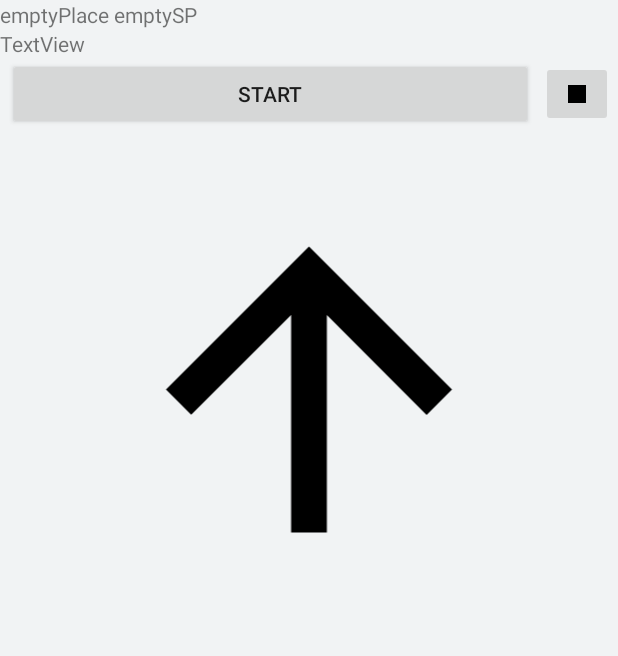
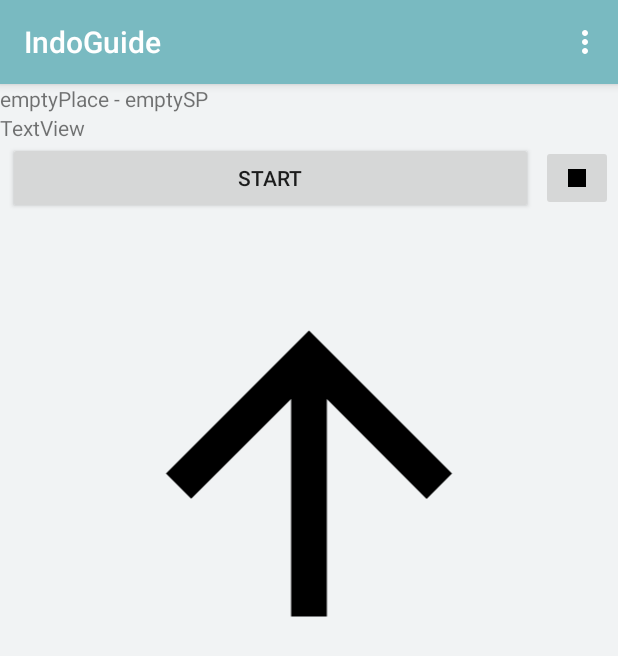
Before and after one commit to saumyaprakash30/Voice-assisting-Tourist-Guide, an Android app: the MainActivity screen opened directly, with no data from a screen before it, on a phone screen of 412 x 824 dp. Shown: the top 656 px of the screen. Run offline under Robolectric (Android 15) with nearby library versions, the phone set to English and light mode, and no system bars.

Commit message:
change place action menu in main Activity

```diff
--- a/app/src/main/java/com/example/indoguide/MainActivity.java
+++ b/app/src/main/java/com/example/indoguide/MainActivity.java
@@ -1,10 +1,14 @@
 package com.example.indoguide;
 
+import androidx.appcompat.app.ActionBar;
 import androidx.appcompat.app.AppCompatActivity;
 
 import android.content.Intent;
 import android.content.SharedPreferences;
+import android.content.pm.ActivityInfo;
 import android.os.Bundle;
+import android.view.Menu;
+import android.view.MenuItem;
 import android.view.View;
 import android.widget.TextView;
 import android.widget.Toast;
@@ -13,23 +17,67 @@ public class MainActivity extends AppCompatActivity {
 
     public static final String PLACE_SELECTED = "com.example.IndoGuide.placeName";
     private TextView tvstep ;
+    String place,startPt;
+
+    @Override
+    public boolean onCreateOptionsMenu(Menu menu) {
+        getMenuInflater().inflate(R.menu.main,menu);
+
+        return super.onCreateOptionsMenu(menu);
+    }
+
+    @Override
+    protected void onResume() {
+        super.onResume();
+        SharedPreferences pref = getSharedPreferences(PLACE_SELECTED,MODE_PRIVATE);
+        place =  pref.getString("place","emptyPlace");
+        startPt = pref.getString("startpoint","emptySP");
+        tvstep.setText(place+" - "+startPt);
+
+    }
+
     @Override
     protected void onCreate(Bundle savedInstanceState) {
         super.onCreate(savedInstanceState);
         setContentView(R.layout.activity_main);
+        setRequestedOrientation(ActivityInfo.SCREEN_ORIENTATION_PORTRAIT);
         this.setTitle("IndoGuide");
-        this.setTitle("Select Place");
+//        getSupportActionBar().hide();
+        // action bar
+        ActionBar actionBar = getSupportActionBar();
+
+
         tvstep =  findViewById(R.id.tvStep);
 
-        Intent homeScreen = new Intent(this,com.example.indoguide.selectionScreen.class);
-        startActivity(homeScreen);
-        getSupportActionBar().hide();
         SharedPreferences pref = getSharedPreferences(PLACE_SELECTED,MODE_PRIVATE);
-        String place =  pref.getString("place","emptyPlace");
-        String startPt = pref.getString("startpoint","emptySP");
-        Toast.makeText(this, place+" "+startPt, Toast.LENGTH_SHORT).show();
-        tvstep.setText(place+" "+startPt);
+         place =  pref.getString("place","emptyPlace");
+         startPt = pref.getString("startpoint","emptySP");
+
+        if(place=="emptyPlace"){
+            Intent homeScreen = new Intent(this,com.example.indoguide.selectionScreen.class);
+            startActivity(homeScreen);
+        }else{
+
+            Toast.makeText(this, place+" "+startPt, Toast.LENGTH_SHORT).show();
+            tvstep.setText(place+" "+startPt);
+        }
+
 //        getWindow().getDecorView().setSystemUiVisibility(View.SYSTEM_UI_FLAG_IMMERSIVE|View.SYSTEM_UI_FLAG_FULLSCREEN|View.SYSTEM_UI_FLAG_HIDE_NAVIGATION);
 
     }
+
+    @Override
+    public boolean onOptionsItemSelected(MenuItem item) {
+        switch (item.getItemId()){
+            case R.id.changePlace:
+            {
+                Intent homeScreen = new Intent(this,com.example.indoguide.selectionScreen.class);
+                startActivity(homeScreen);
+            }
+            break;
+        }
+        return super.onOptionsItemSelected(item);
+    }
+
+
 }
--- a/app/src/main/java/com/example/indoguide/selectionScreen.java
+++ b/app/src/main/java/com/example/indoguide/selectionScreen.java
@@ -4,6 +4,7 @@ import androidx.appcompat.app.AppCompatActivity;
 
 import android.content.Intent;
 import android.content.SharedPreferences;
+import android.content.pm.ActivityInfo;
 import android.os.Bundle;
 import android.view.View;
 import android.widget.AdapterView;
@@ -29,6 +30,7 @@ public class selectionScreen extends AppCompatActivity {
     protected void onCreate(Bundle savedInstanceState) {
         super.onCreate(savedInstanceState);
         setContentView(R.layout.activity_selection_screen);
+        setRequestedOrientation(ActivityInfo.SCREEN_ORIENTATION_PORTRAIT);
         sv =  findViewById(R.id.svHomeScreen);
         btnPlace = findViewById(R.id.btnSelectHomeScreen);
         btnStart = findViewById(R.id.btnStartHomeScreen);
@@ -87,7 +89,8 @@ public class selectionScreen extends AppCompatActivity {
             public void onClick(View v) {
                 SharedPreferences.Editor editor = getSharedPreferences(PLACE_SELECTED,MODE_PRIVATE).edit();
                 editor.putString("place",data);
-                editor.putString("startPoint",startpts[spinner.getSelectedItemPosition()]);
+                editor.putString("startpoint",startpts[spinner.getSelectedItemPosition()]);
+                editor.commit();
                 selectionScreen.this.finish();
 ;            }
         });
--- a/app/src/main/res/layout/activity_main.xml
+++ b/app/src/main/res/layout/activity_main.xml
@@ -8,17 +8,33 @@
     android:orientation="vertical"
     tools:context=".MainActivity">
 
+    <LinearLayout
+        android:layout_width="match_parent"
+        android:layout_height="wrap_content"
+        android:orientation="horizontal">
+
+        <LinearLayout
+            android:layout_width="wrap_content"
+            android:layout_height="match_parent"
+            android:layout_weight="1"
+            android:orientation="vertical">
+
             <TextView
                 android:id="@+id/tvStep"
                 android:layout_width="match_parent"
                 android:layout_height="wrap_content"
+                android:layout_weight="1"
                 android:text="TextView" />
 
             <TextView
                 android:id="@+id/tvAngle"
                 android:layout_width="match_parent"
                 android:layout_height="wrap_content"
+                android:layout_weight="1"
                 android:text="TextView" />
+        </LinearLayout>
+
+    </LinearLayout>
 
     <LinearLayout
         android:layout_width="match_parent"
--- /dev/null
+++ b/app/src/main/res/menu/main.xml
@@ -0,0 +1,14 @@
+<?xml version="1.0" encoding="utf-8"?>
+<menu xmlns:app="http://schemas.android.com/apk/res-auto"
+    xmlns:android="http://schemas.android.com/apk/res/android">
+
+    <item android:id="@+id/changePlace"
+
+    android:title="Change Place"
+    android:orderInCategory="1"
+    app:showAsAction="never"
+
+    ></item>
+
+
+</menu>
```
Also changed, not shown: app/src/main/res/layout/activity_selection_screen.xml (+8 -1 lines). Lines whose indentation alone changed are shown as unchanged.
